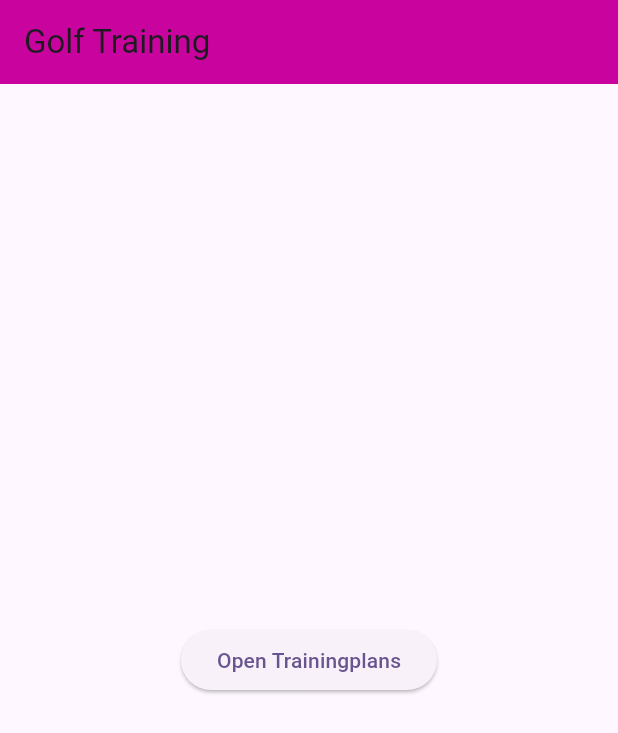
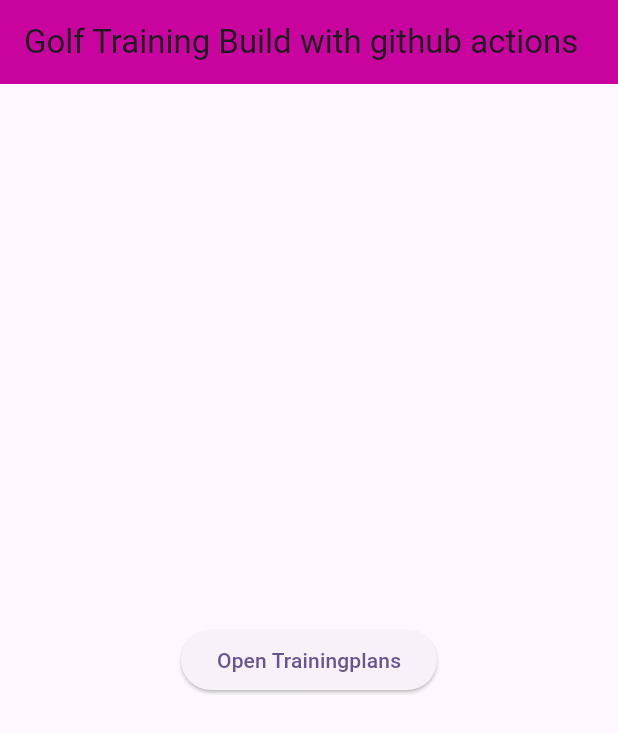
Before and after one commit to mikaZimmermann/golfApp, a Flutter app: the screen it shows after launch, on a phone screen of 412 x 824 dp. Shown: the top 733 px of the screen. Run offline on Flutter 3.47's test engine with Material 2 defaults, Android fonts, the phone set to English and light mode, and no system bars.

Commit message:
testbuild with actions

```diff
--- a/lib/main.dart
+++ b/lib/main.dart
@@ -33,7 +33,7 @@ class MyApp extends StatelessWidget {
         colorScheme: ColorScheme.fromSeed(seedColor: Colors.deepPurple),
         useMaterial3: true,
       ),
-      home: const MyHomePage(title: 'Golf Training'),
+      home: const MyHomePage(title: 'Golf Training Build with github actions'),
     );
   }
 }
```
Also changed, not shown: .github/workflows/pubspec.lock (deleted).
